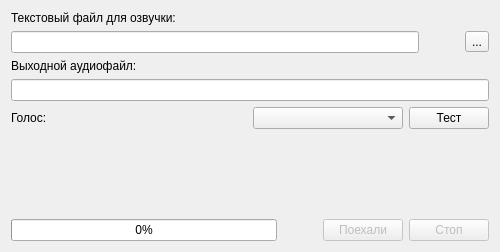
0valse/voiceover, file ui/mainform.ui: the form before one commit.
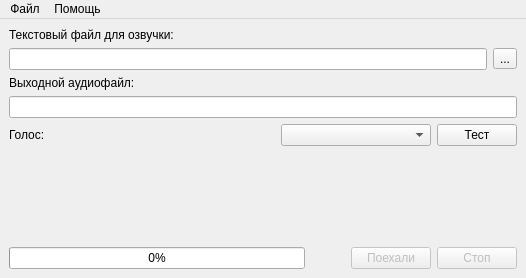
The form after the commit. Icons and pictures are not drawn.

Commit message: Use QMainWindow now; add MainMenu

What changed in the file:
```diff
--- a/ui/mainform.ui
+++ b/ui/mainform.ui
@@ -1,13 +1,13 @@
 <?xml version="1.0" encoding="UTF-8"?>
 <ui version="4.0">
- <class>Form</class>
- <widget class="QWidget" name="Form">
+ <class>MainWindow</class>
+ <widget class="QMainWindow" name="MainWindow">
   <property name="geometry">
    <rect>
     <x>0</x>
     <y>0</y>
-    <width>500</width>
-    <height>252</height>
+    <width>526</width>
+    <height>278</height>
    </rect>
   </property>
   <property name="minimumSize">
@@ -23,6 +23,7 @@
    <iconset resource="../data/icons.qrc">
     <normaloff>:/megaphone.svg</normaloff>:/megaphone.svg</iconset>
   </property>
+  <widget class="QWidget" name="centralwidget">
   <layout class="QVBoxLayout" name="verticalLayout_4">
    <item>
     <layout class="QVBoxLayout" name="verticalLayout_2">
@@ -48,22 +49,6 @@
          </property>
         </widget>
        </item>
-       <item>
-        <spacer name="horizontalSpacer_4">
-         <property name="orientation">
-          <enum>Qt::Horizontal</enum>
-         </property>
-         <property name="sizeType">
-          <enum>QSizePolicy::Minimum</enum>
-         </property>
-         <property name="sizeHint" stdset="0">
-          <size>
-           <width>40</width>
-           <height>20</height>
-          </size>
-         </property>
-        </spacer>
-       </item>
        <item>
         <widget class="QToolButton" name="toolButtonInput">
          <property name="toolTip">
@@ -165,7 +150,7 @@
      <property name="sizeHint" stdset="0">
       <size>
        <width>20</width>
-       <height>40</height>
+        <height>47</height>
       </size>
      </property>
     </spacer>
@@ -236,6 +221,47 @@
    </item>
   </layout>
  </widget>
+  <widget class="QMenuBar" name="menubar">
+   <property name="geometry">
+    <rect>
+     <x>0</x>
+     <y>0</y>
+     <width>526</width>
+     <height>28</height>
+    </rect>
+   </property>
+   <widget class="QMenu" name="menuFile">
+    <property name="title">
+     <string>Файл</string>
+    </property>
+    <addaction name="action"/>
+    <addaction name="action_2"/>
+   </widget>
+   <widget class="QMenu" name="menu">
+    <property name="title">
+     <string>Помощь</string>
+    </property>
+    <addaction name="action_3"/>
+   </widget>
+   <addaction name="menuFile"/>
+   <addaction name="menu"/>
+  </widget>
+  <action name="action">
+   <property name="text">
+    <string>Настройки</string>
+   </property>
+  </action>
+  <action name="action_2">
+   <property name="text">
+    <string>Выход</string>
+   </property>
+  </action>
+  <action name="action_3">
+   <property name="text">
+    <string>О программе</string>
+   </property>
+  </action>
+ </widget>
  <resources>
   <include location="../data/icons.qrc"/>
  </resources>
```
Left out of the diff: 22 changed lines with no effect on the pictures. Lines whose indentation alone changed are shown as unchanged. The commit also changes 2 other files.
